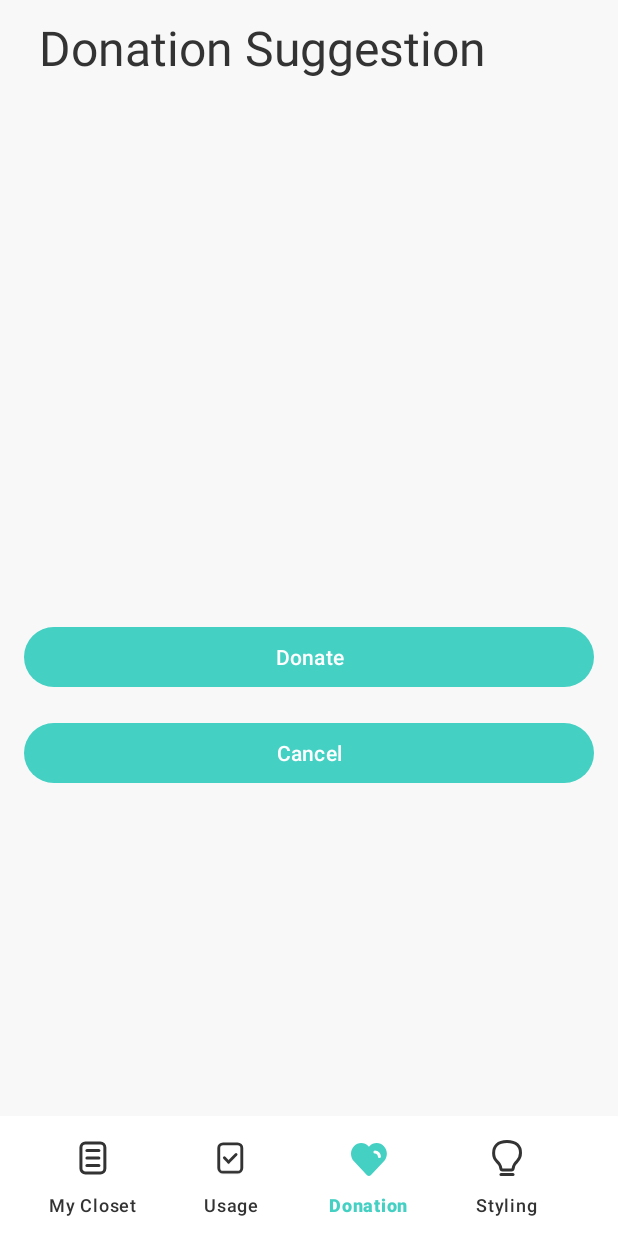
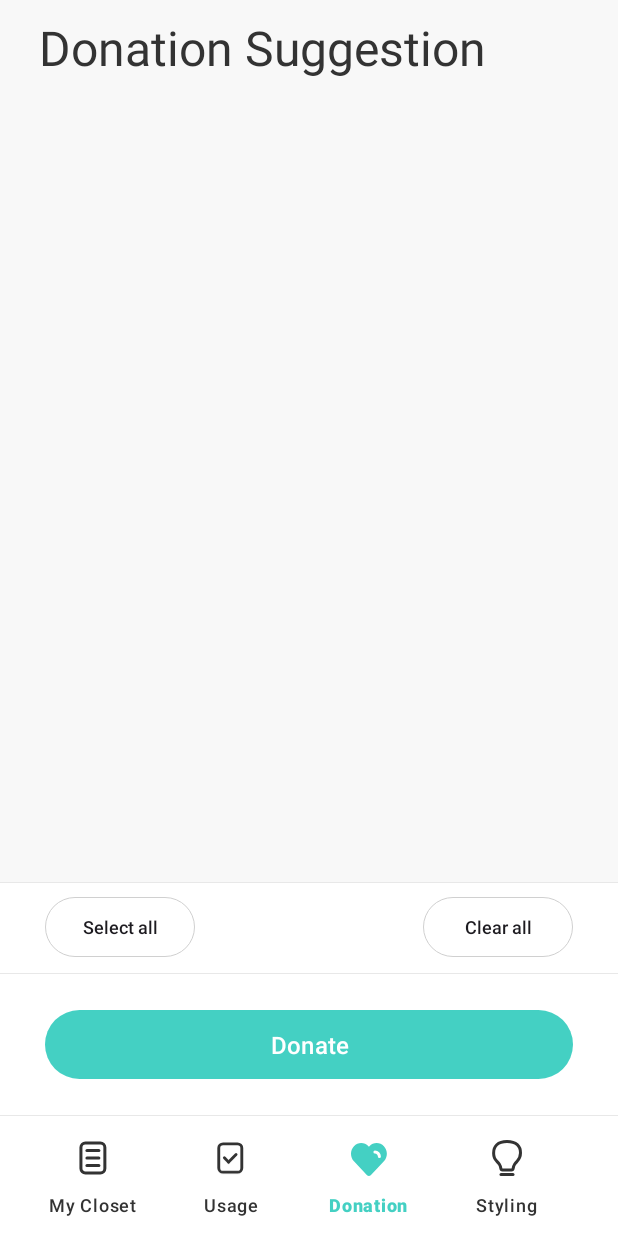
Before and after one commit to vaishnaviu/Clothesmate, an Android app: the screen it shows after launch (MainActivity), item 3 of the bottom bar chosen, on a phone screen of 412 x 824 dp. Run offline under Robolectric (Android 15) with nearby library versions, the phone set to English and light mode, and no system bars; our stand-ins replace Firebase (no records; nobody signed in at launch, a user with empty details on screens opened directly).

Commit message:
UI of Donation Suggestion

```diff
--- /dev/null
+++ b/app/src/main/res/drawable/small_button.xml
@@ -0,0 +1,12 @@
+<?xml version="1.0" encoding="utf-8"?>
+<shape xmlns:android="http://schemas.android.com/apk/res/android"
+    android:shape="rectangle">
+
+    <solid android:color="@color/transparent" />
+
+    <stroke
+        android:width="0.5dp"
+        android:color="@color/button_gray" />
+
+    <corners android:radius="20dp"/>
+</shape>
--- a/app/src/main/res/layout/activity_main.xml
+++ b/app/src/main/res/layout/activity_main.xml
@@ -11,6 +11,14 @@
         android:layout_width="match_parent"
         android:layout_height="match_parent"
         android:background="@color/light_gray"/>
+
+        <View
+            android:id="@+id/divider_line"
+            android:layout_width="match_parent"
+            android:layout_height="0.5dp"
+            android:background="@color/line_gray"
+            android:layout_gravity="bottom"
+            android:layout_marginBottom="80dp"/>
 
         <com.google.android.material.bottomappbar.BottomAppBar
             android:id="@+id/bottomAppBar"
--- a/app/src/main/res/layout/activity_usage_detail.xml
+++ b/app/src/main/res/layout/activity_usage_detail.xml
@@ -200,6 +200,26 @@
 
     </com.google.android.material.textfield.TextInputLayout>
 
+    <RelativeLayout
+        android:layout_width="wrap_content"
+        android:layout_height="wrap_content">
+
+        <FrameLayout
+            android:layout_width="match_parent"
+            android:layout_height="95dp"
+            android:layout_alignParentBottom="true">
+
+            <View
+                android:layout_width="match_parent"
+                android:layout_height="0.5dp"
+                android:background="@color/line_gray" />
+
+            <View
+                android:layout_width="match_parent"
+                android:layout_marginTop="0.5dp"
+                android:layout_height="94dp"
+                android:background="@color/white" />
+
             <Button
                 android:id="@+id/btnWeather"
                 android:layout_width="match_parent"
@@ -208,5 +228,8 @@
                 android:layout_marginEnd="30dp"
                 android:fontFamily="sans-serif-medium"
                 android:textSize="16sp"
-        android:text="Save Changes"/>
+                android:text="Save Changes"
+                android:layout_gravity="center_vertical"/>
+        </FrameLayout>
+    </RelativeLayout>
 </LinearLayout>
--- a/app/src/main/res/layout/fragment_donation.xml
+++ b/app/src/main/res/layout/fragment_donation.xml
@@ -12,37 +12,101 @@
 
     <ListView
         android:id="@+id/listview2"
-        android:layout_width="364dp"
-        android:layout_height="314dp"
-        android:layout_marginStart="20dp"
-        android:layout_marginTop="84dp"
-        android:layout_marginEnd="20dp"
-        android:divider="@null"
-        android:dividerHeight="20dp"
+        android:layout_width="match_parent"
+        android:layout_height="match_parent"
         app:layout_constraintBottom_toBottomOf="parent"
-        app:layout_constraintBottom_toTopOf="@+id/btnDonate"
         app:layout_constraintEnd_toEndOf="parent"
         app:layout_constraintStart_toStartOf="parent"
-        app:layout_constraintTop_toTopOf="parent" />
+        app:layout_constraintTop_toTopOf="parent"
 
-    <Button
-        android:id="@+id/btnDonate"
-        android:layout_width="0dp"
-        android:layout_height="wrap_content"
-        android:layout_margin="16dp"
-        android:text="Donate"
+        android:layout_marginTop="84dp"
+        android:layout_marginStart="20dp"
+        android:layout_marginEnd="20dp"
+        android:layout_marginBottom="80dp"
+        android:divider="@null"
+        android:dividerHeight="20dp"/>
+
+    <FrameLayout
+        app:layout_constraintBottom_toBottomOf="parent"
+        android:layout_marginBottom="174.5dp"
         app:layout_constraintEnd_toEndOf="parent"
         app:layout_constraintStart_toStartOf="parent"
-        app:layout_constraintTop_toBottomOf="@+id/listview2" />
 
-    <Button
-        android:id="@+id/btnCancel"
-        android:layout_width="0dp"
-        android:layout_height="wrap_content"
-        android:layout_margin="16dp"
-        android:text="Cancel"
+        android:layout_width="match_parent"
+        android:layout_height="61dp"
+        android:layout_alignParentBottom="true">
+
+        <View
+            android:layout_width="match_parent"
+            android:layout_height="0.5dp"
+            android:background="@color/line_gray" />
+
+        <View
+            android:layout_width="match_parent"
+            android:layout_marginTop="0.5dp"
+            android:layout_height="60dp"
+            android:background="@color/white" />
+
+        <androidx.appcompat.widget.AppCompatButton
+            android:id="@+id/btnSelect"
+            android:layout_width="100dp"
+            android:layout_height="40dp"
+            android:layout_marginTop="10dp"
+            android:layout_marginStart="30dp"
+            android:fontFamily="sans-serif-medium"
+            android:textSize="12sp"
+            android:text="Select all"
+            android:layout_gravity="start"
+            android:background="@drawable/small_button"
+            android:elevation="0dp"
+            android:textAllCaps="false"/>
+
+        <androidx.appcompat.widget.AppCompatButton
+            android:id="@+id/btnClear"
+            android:layout_width="100dp"
+            android:layout_height="40dp"
+            android:layout_marginTop="10dp"
+            android:layout_marginEnd="30dp"
+            android:fontFamily="sans-serif-medium"
+            android:textSize="12sp"
+            android:text="Clear all"
+            android:layout_gravity="end"
+            android:background="@drawable/small_button"
+            android:elevation="0dp"
+            android:textAllCaps="false"/>
+    </FrameLayout>
+
+    <FrameLayout
+        app:layout_constraintBottom_toBottomOf="parent"
+        android:layout_marginBottom="80dp"
         app:layout_constraintEnd_toEndOf="parent"
         app:layout_constraintStart_toStartOf="parent"
-        app:layout_constraintTop_toBottomOf="@+id/btnDonate" />
+
+        android:layout_width="match_parent"
+        android:layout_height="95dp"
+        android:layout_alignParentBottom="true">
+
+        <View
+            android:layout_width="match_parent"
+            android:layout_height="0.5dp"
+            android:background="@color/line_gray" />
+
+        <View
+            android:layout_width="match_parent"
+            android:layout_marginTop="0.5dp"
+            android:layout_height="94dp"
+            android:background="@color/white" />
+
+        <Button
+            android:id="@+id/btnDonate"
+            android:layout_width="match_parent"
+            android:layout_height="54dp"
+            android:layout_marginStart="30dp"
+            android:layout_marginEnd="30dp"
+            android:fontFamily="sans-serif-medium"
+            android:textSize="16sp"
+            android:text="Donate"
+            android:layout_gravity="center_vertical"/>
+    </FrameLayout>
 
 </androidx.constraintlayout.widget.ConstraintLayout>
--- a/app/src/main/res/layout/fragment_list_of_clothes.xml
+++ b/app/src/main/res/layout/fragment_list_of_clothes.xml
@@ -22,6 +22,7 @@
         android:layout_marginTop="84dp"
         android:layout_marginStart="20dp"
         android:layout_marginEnd="20dp"
+        android:layout_marginBottom="80dp"
         android:divider="@null"
         android:dividerHeight="20dp"/>
 
--- a/app/src/main/res/layout/list_item1.xml
+++ b/app/src/main/res/layout/list_item1.xml
@@ -24,10 +24,11 @@
 
         <CheckBox
             android:id="@+id/checkBox"
-            android:layout_width="70dp"
-            android:layout_height="70dp"
-            android:layout_marginLeft="126dp"
-            android:layout_toRightOf="@+id/txtId" />
+            android:layout_width="wrap_content"
+            android:layout_height="wrap_content"
+            android:layout_marginEnd="10dp"
+            android:layout_centerVertical="true"
+            android:layout_alignParentRight="true"/>
 
         <TextView
             android:id="@+id/txtDate"
--- a/app/src/main/res/values/colors.xml
+++ b/app/src/main/res/values/colors.xml
@@ -5,6 +5,8 @@
     <color name="turquoise">#FF44D0C3</color>
     <color name="gray">#FF666666</color>
     <color name="medium_gray">#FF999999</color>
+    <color name="line_gray">#FFE8E8E8</color>
     <color name="light_gray">#FFF8F8F8</color>
+    <color name="button_gray">#FFD0D0D0</color>
     <color name="transparent">#00ffffff</color>
 </resources>
```
Lines whose indentation alone changed are shown as unchanged.
